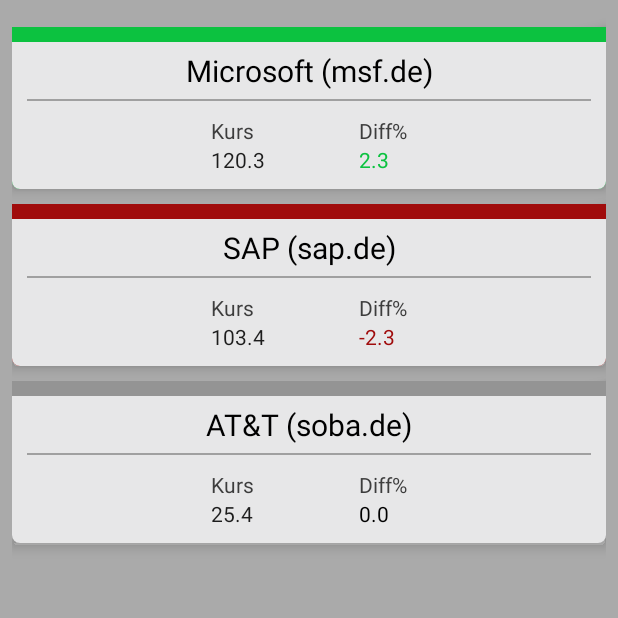
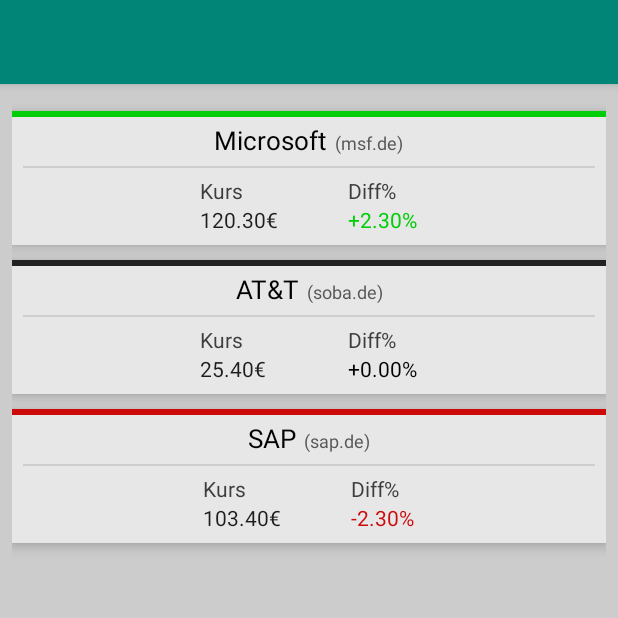
Before and after one commit to Tobias-Scholz/Portfolio_Alert, an Android app: the screen it shows after launch (MainActivity), on a phone screen of 412 x 824 dp, the top half of it. Run offline under Robolectric (Android 15) with nearby library versions, the phone set to English and light mode, and no system bars.

```diff
--- a/app/src/main/java/com/example/portfolio_alert/MainActivity.kt
+++ b/app/src/main/java/com/example/portfolio_alert/MainActivity.kt
@@ -13,6 +13,8 @@ import java.lang.ref.WeakReference
 import java.net.URLEncoder
 import java.nio.charset.StandardCharsets
 import java.text.MessageFormat
+import java.util.*
+import kotlin.collections.ArrayList
 
 
 class MainActivity : AppCompatActivity() {
@@ -26,6 +28,8 @@ class MainActivity : AppCompatActivity() {
         stock_list.add(Stock("Microsoft", "msf.de", 120.3, 2.3))
         stock_list.add(Stock("SAP", "sap.de", 103.4, -2.3))
         stock_list.add(Stock("AT&T", "soba.de", 25.4, 0.0))
+
+        stock_list.sortByDescending { it.diff }
 
         setContentView(R.layout.activity_main)
 
--- a/app/src/main/java/com/example/portfolio_alert/Stock.kt
+++ b/app/src/main/java/com/example/portfolio_alert/Stock.kt
@@ -1,4 +1,4 @@
 package com.example.portfolio_alert
 
-class Stock (val name: String, val symbol: String, val quote : Double, val diff : Double) {
+class Stock (var name: String, var symbol: String, var quote : Double, var diff : Double) {
 }
--- a/app/src/main/java/com/example/portfolio_alert/StockAdapter.kt
+++ b/app/src/main/java/com/example/portfolio_alert/StockAdapter.kt
@@ -23,11 +23,12 @@ class StockAdapter(val stock_list: ArrayList<Stock>, val context : Context) : Re
         return stock_list.size
     }
 
-    override fun onBindViewHolder(holder: StockAdapter.ViewHolder, position: Int) {
-        val temp_name = "${stock_list[position].name} (${stock_list[position].symbol})"
-        holder.stock_name.text = temp_name
-        holder.stock_quote.text = stock_list[position].quote.toString()
-        holder.stock_diff_perc.text = stock_list[position].diff.toString()
+    override fun onBindViewHolder(holder: ViewHolder, position: Int) {
+        val temp_symbol = "(${stock_list[position].symbol})"
+        holder.stock_symbol.text = temp_symbol;
+        holder.stock_name.text = stock_list[position].name
+        holder.stock_quote.text = context.resources.getString(R.string.quote, stock_list[position].quote)
+        holder.stock_diff_perc.text = context.resources.getString(R.string.diff_perc, stock_list[position].diff)
         if (stock_list[position].diff > 0){
             holder.layout.setBackgroundResource(R.drawable.item_background_green)
             holder.stock_diff_perc.setTextColor(ContextCompat.getColor(context, R.color.positive))
@@ -42,6 +43,7 @@ class StockAdapter(val stock_list: ArrayList<Stock>, val context : Context) : Re
 
     class ViewHolder(itemView: View) : RecyclerView.ViewHolder(itemView){
         val stock_name: TextView = itemView.findViewById(R.id.stock_name)
+        val stock_symbol: TextView = itemView.findViewById(R.id.stock_symbol)
         val stock_quote: TextView = itemView.findViewById(R.id.quote_text)
         val stock_diff_perc: TextView = itemView.findViewById(R.id.diff_perc_text)
         val layout: LinearLayout = itemView.findViewById(R.id.stock_list_layout)
--- a/app/src/main/res/drawable-v24/item_background_grey.xml
+++ b/app/src/main/res/drawable/item_background_green.xml
@@ -2,15 +2,15 @@
 <layer-list xmlns:android="http://schemas.android.com/apk/res/android">
     <item>
         <shape>
-            <solid android:color="#949494" />
-            <corners android:bottomRightRadius="5dp" android:bottomLeftRadius="5dp"
+            <solid android:color="@color/positive"/>
+            <corners android:bottomRightRadius="0dp" android:bottomLeftRadius="0dp"
                      android:topLeftRadius="0dp" android:topRightRadius="0dp"/>
         </shape>
     </item>
-    <item android:top="15px">
+    <item android:top="6px">
         <shape>
             <solid android:color="#FFE7E7E8" />
-            <corners android:bottomRightRadius="5dp" android:bottomLeftRadius="5dp"
+            <corners android:bottomRightRadius="0dp" android:bottomLeftRadius="0dp"
                      android:topLeftRadius="0dp" android:topRightRadius="0dp"/>
         </shape>
     </item>
--- a/app/src/main/res/drawable-v24/item_background_green.xml
+++ b/app/src/main/res/drawable/item_background_grey.xml
@@ -2,15 +2,15 @@
 <layer-list xmlns:android="http://schemas.android.com/apk/res/android">
     <item>
         <shape>
-            <solid android:color="@color/positive"/>
-            <corners android:bottomRightRadius="5dp" android:bottomLeftRadius="5dp"
+            <solid android:color="#222222" />
+            <corners android:bottomRightRadius="0dp" android:bottomLeftRadius="0dp"
                      android:topLeftRadius="0dp" android:topRightRadius="0dp"/>
         </shape>
     </item>
-    <item android:top="15px">
+    <item android:top="6px">
         <shape>
             <solid android:color="#FFE7E7E8" />
-            <corners android:bottomRightRadius="5dp" android:bottomLeftRadius="5dp"
+            <corners android:bottomRightRadius="0dp" android:bottomLeftRadius="0dp"
                      android:topLeftRadius="0dp" android:topRightRadius="0dp"/>
         </shape>
     </item>
--- a/app/src/main/res/drawable/item_background_red.xml
+++ b/app/src/main/res/drawable/item_background_red.xml
@@ -3,14 +3,14 @@
     <item>
         <shape>
             <solid android:color="@color/negative" />
-            <corners android:bottomRightRadius="5dp" android:bottomLeftRadius="5dp"
+            <corners android:bottomRightRadius="0dp" android:bottomLeftRadius="0dp"
                      android:topLeftRadius="0dp" android:topRightRadius="0dp"/>
         </shape>
     </item>
-    <item android:top="15px">
+    <item android:top="6px">
         <shape>
             <solid android:color="#FFE7E7E8" />
-            <corners android:bottomRightRadius="5dp" android:bottomLeftRadius="5dp"
+            <corners android:bottomRightRadius="0dp" android:bottomLeftRadius="0dp"
                      android:topLeftRadius="0dp" android:topRightRadius="0dp"/>
         </shape>
     </item>
--- a/app/src/main/res/layout/activity_main.xml
+++ b/app/src/main/res/layout/activity_main.xml
@@ -6,15 +6,31 @@
         android:layout_width="match_parent"
         android:layout_height="match_parent"
         tools:context=".MainActivity"
-android:background="@android:color/darker_gray">
+        android:background="#CCCCCC">
+
+    <Toolbar
+            android:id="@+id/my_toolbar"
+            android:layout_width="match_parent"
+            android:layout_height="?attr/actionBarSize"
+            android:background="?attr/colorPrimary"
+            android:elevation="4dp"
+            android:theme="@style/ThemeOverlay.AppCompat.ActionBar"
+            app:popupTheme="@style/ThemeOverlay.AppCompat.Light"
+            app:layout_constraintStart_toStartOf="parent"
+            app:layout_constraintEnd_toEndOf="parent"
+            app:layout_constraintTop_toTopOf="parent"/>
 
     <androidx.recyclerview.widget.RecyclerView
             android:id="@+id/rv_stock_list"
-            android:layout_width="match_parent"
-            android:layout_height="match_parent" app:layout_constraintEnd_toEndOf="parent"
-            android:layout_marginEnd="8dp" app:layout_constraintStart_toStartOf="parent"
-            android:layout_marginStart="8dp" android:layout_marginTop="8dp"
+            android:layout_width="0dp"
+            android:layout_height="0dp"
+            app:layout_constraintEnd_toEndOf="parent"
+            android:layout_marginEnd="8dp"
+            app:layout_constraintStart_toStartOf="parent"
+            android:layout_marginStart="8dp"
             android:layout_marginBottom="8dp"
-            app:layout_constraintBottom_toBottomOf="parent"/>
+            app:layout_constraintBottom_toBottomOf="parent"
+            tools:listitem="@layout/support_simple_spinner_dropdown_item"
+            app:layout_constraintTop_toBottomOf="@+id/my_toolbar" android:layout_marginTop="8dp"/>
 
 </androidx.constraintlayout.widget.ConstraintLayout>
--- a/app/src/main/res/layout/stock_list_item.xml
+++ b/app/src/main/res/layout/stock_list_item.xml
@@ -5,22 +5,44 @@
               android:layout_width="match_parent"
               android:layout_height="wrap_content"
               android:layout_marginTop="10dp"
-              android:padding="10dp"
+              android:padding="7dp"
+              android:paddingTop="0dp"
               android:background="@drawable/item_background_red"
               android:elevation="5dp"
               android:id="@+id/stock_list_layout">
+
+    <LinearLayout
+            android:layout_width="wrap_content"
+            android:layout_height="wrap_content"
+            android:layout_gravity="center"
+            android:orientation="horizontal">
         <TextView
                 tools:text="Name"
                 android:id="@+id/stock_name"
                 android:layout_width="fill_parent"
                 android:layout_height="wrap_content"
-            android:textSize="20sp"
-            android:padding="5dp"
+                android:textSize="17sp"
                 android:visibility="visible"
                 android:textAlignment="center"
                 android:textColor="#000000"/>
+        <TextView
+                tools:text="(Symbol)"
+                android:id="@+id/stock_symbol"
+                android:layout_width="fill_parent"
+                android:layout_height="wrap_content"
+                android:textSize="12sp"
+                android:visibility="visible"
+                android:textAlignment="center"
+                android:textColor="#575757"
+                android:layout_marginLeft="5dp"/>
+    </LinearLayout>
 
-    <View android:layout_height="1dp" android:layout_width="match_parent" android:background="#A0A0A0"/>
+
+    <View
+            android:layout_height="1dp"
+            android:layout_width="match_parent"
+            android:background="#CECECE"
+            android:layout_marginTop="5dp"/>
 
 
     <GridLayout
@@ -29,7 +51,7 @@
             android:columnCount="2"
             android:rowCount="2"
             android:layout_gravity="center"
-            android:layout_marginTop="10dp">
+            android:layout_marginTop="5dp">
         <TextView
                 android:text="Kurs"
                 android:textColor="#3D3D3D"
--- a/app/src/main/res/values/colors.xml
+++ b/app/src/main/res/values/colors.xml
@@ -3,6 +3,6 @@
     <color name="colorPrimary">#008577</color>
     <color name="colorPrimaryDark">#00574B</color>
     <color name="colorAccent">#D81B60</color>
-    <color name="positive">#0CC240</color>
-    <color name="negative">#A00C0C</color>
+    <color name="positive">#00CE08</color>
+    <color name="negative">#CC0A0A</color>
 </resources>
--- a/app/src/main/res/values/strings.xml
+++ b/app/src/main/res/values/strings.xml
@@ -1,3 +1,5 @@
 <resources>
     <string name="app_name">Portfolio_Alert</string>
+    <string name="diff_perc">%+.2f%%</string>
+    <string name="quote">%.2f€</string>
 </resources>
```
Also changed, not shown: app/src/main/res/drawable/ic_launcher_foreground.xml (renamed from app/src/main/res/drawable-v24/ic_launcher_foreground.xml). Lines whose indentation alone changed are shown as unchanged.
